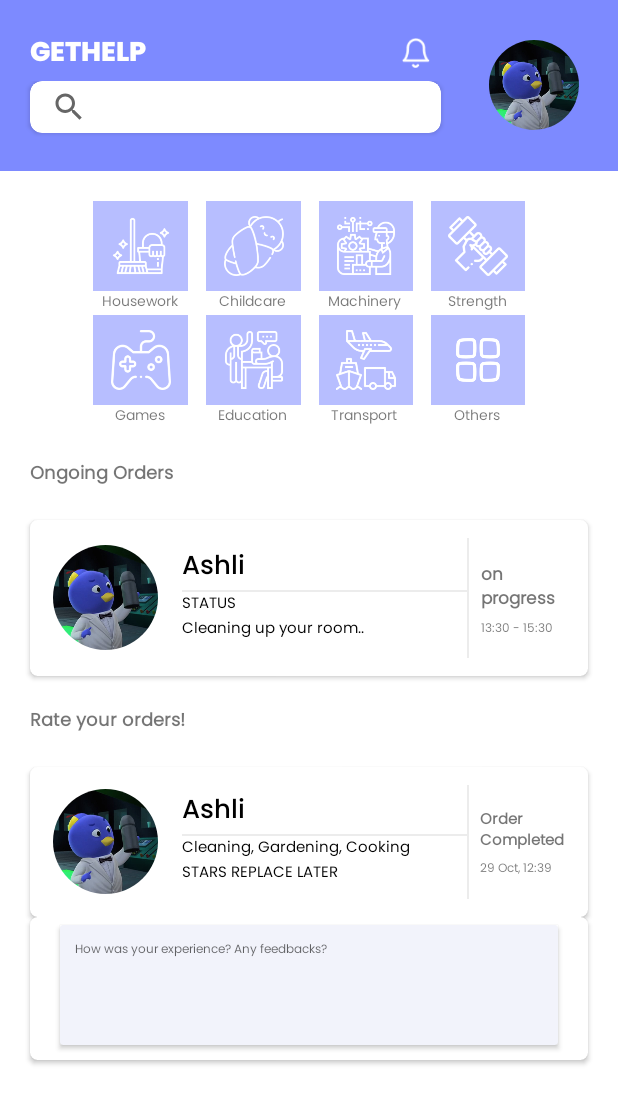
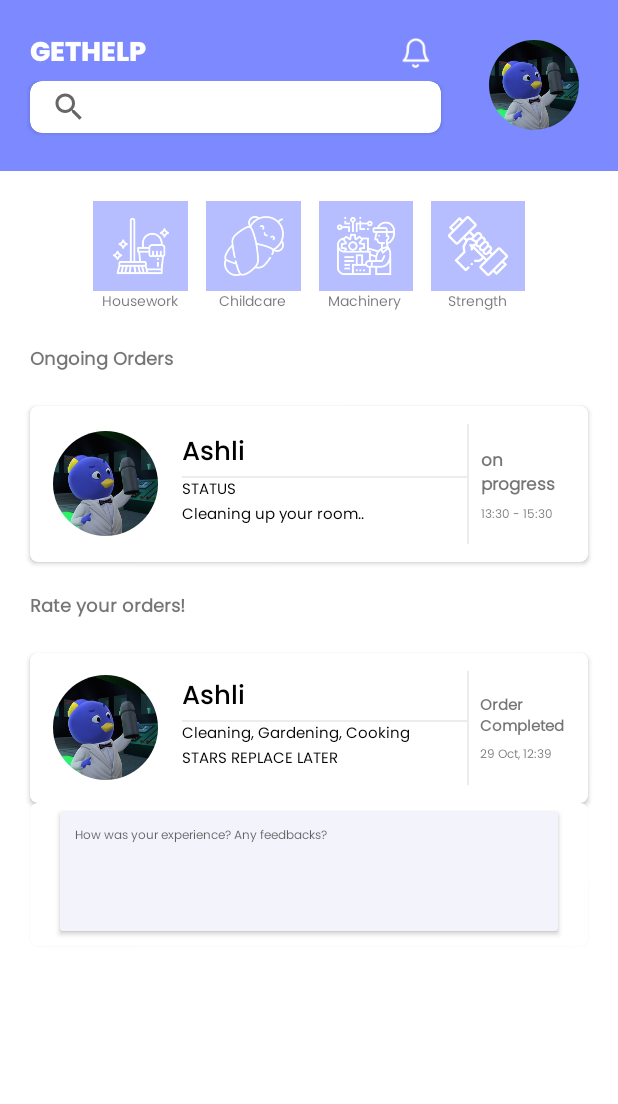
Before and after one commit to Teetinn/GETHELP, an Android app: the fragment HomeFragment shown on its own in the app's theme, on a phone screen of 412 x 824 dp. Shown: the top 1104 px of the screen. Run offline under Robolectric (Android 15) with nearby library versions, the phone set to English and light mode, and no system bars; our stand-ins replace CircleImageView.

Commit message:
coba benerin navbar category

```diff
--- a/app/src/main/java/id/ac/umn/uas_profile/MainActivity.java
+++ b/app/src/main/java/id/ac/umn/uas_profile/MainActivity.java
@@ -24,9 +24,6 @@ public class MainActivity extends AppCompatActivity {
     @Override
     protected void onCreate(Bundle savedInstanceState) {
         super.onCreate(savedInstanceState);
-
-//        View view = inflater.inflate(R.layout.fragment_home, container, false);
-//        ImageButton houseworkBtn = (ImageButton) view.findViewById(R.id.houseworkButton);
 
         binding = ActivityMainBinding.inflate(getLayoutInflater());
         setContentView(binding.getRoot());
--- a/app/src/main/res/layout/fragment_home.xml
+++ b/app/src/main/res/layout/fragment_home.xml
@@ -228,110 +228,7 @@
 
             </LinearLayout>
         <!--    End of 1st row category titles-->
-        <!--    Beginning of 2nd row category images-->
-                <LinearLayout
-                    android:layout_width="match_parent"
-                    android:layout_height="wrap_content"
-                    android:layout_marginRight="12dp"
-                    android:orientation="horizontal"
-                    android:paddingLeft="50dp"
-                    android:paddingRight="50dp"
-                    android:weightSum="4">
 
-
-                    <ImageButton
-                        android:layout_width="match_parent"
-                        android:layout_height="60dp"
-                        android:layout_marginLeft="12dp"
-                        android:layout_weight="1"
-                        android:scaleType="centerInside"
-                        android:adjustViewBounds="true"
-                        android:background="@color/iconColor"
-                        android:padding="10dp"
-                        android:src="@drawable/ic_games" />
-
-
-                    <ImageButton
-                        android:layout_width="match_parent"
-                        android:layout_height="60dp"
-                        android:layout_marginLeft="12dp"
-                        android:layout_weight="1"
-                        android:scaleType="centerInside"
-                        android:adjustViewBounds="true"
-                        android:background="@color/iconColor"
-                        android:padding="10dp"
-                        android:src="@drawable/ic_education" />
-
-                    <ImageButton
-                        android:layout_width="match_parent"
-                        android:layout_height="60dp"
-                        android:layout_marginLeft="12dp"
-                        android:layout_weight="1"
-                        android:scaleType="centerInside"
-                        android:adjustViewBounds="true"
-                        android:background="@color/iconColor"
-                        android:padding="10dp"
-                        android:src="@drawable/ic_transport" />
-
-                    <ImageButton
-                        android:layout_width="match_parent"
-                        android:layout_height="60dp"
-                        android:layout_marginLeft="12dp"
-                        android:layout_weight="1"
-                        android:scaleType="centerInside"
-                        android:adjustViewBounds="true"
-                        android:background="@color/iconColor"
-                        android:padding="15dp"
-                        android:src="@drawable/ic_others" />
-
-
-                </LinearLayout>
-                <!--    End of 2st row category images-->
-                <!--    Beginning of 2st row category title-->
-                <LinearLayout
-                    android:layout_width="match_parent"
-                    android:layout_height="wrap_content"
-                    android:layout_marginRight="12dp"
-                    android:orientation="horizontal"
-                    android:paddingLeft="50dp"
-                    android:paddingRight="50dp"
-                    android:weightSum="4">
-
-                    <TextView
-                        android:layout_width="44dp"
-                        android:layout_height="wrap_content"
-                        android:layout_marginLeft="12dp"
-                        android:layout_weight="1"
-                        android:gravity="center"
-                        android:text="Games"
-                        android:textSize="9dp" />
-                    <TextView
-                        android:layout_width="44dp"
-                        android:layout_height="wrap_content"
-                        android:layout_marginLeft="12dp"
-                        android:layout_weight="1"
-                        android:gravity="center"
-                        android:text="Education"
-                        android:textSize="9dp" />
-                    <TextView
-                        android:layout_width="44dp"
-                        android:layout_height="wrap_content"
-                        android:layout_marginLeft="12dp"
-                        android:layout_weight="1"
-                        android:gravity="center"
-                        android:text="Transport"
-                        android:textSize="9dp" />
-                    <TextView
-                        android:layout_width="44dp"
-                        android:layout_height="wrap_content"
-                        android:layout_marginLeft="12dp"
-                        android:layout_weight="1"
-                        android:gravity="center"
-                        android:text="Others"
-                        android:textSize="9dp" />
-
-                </LinearLayout>
-        <!--End of 2nd row category title-->
             </LinearLayout>
             <LinearLayout
                 android:layout_width="wrap_content"
--- a/app/src/main/res/navigation/mobile_navigation.xml
+++ b/app/src/main/res/navigation/mobile_navigation.xml
@@ -28,4 +28,10 @@
         android:name="id.ac.umn.uas_profile.ui.chat.ChatFragment"
         android:label="@string/chat"
         tools:layout="@layout/fragment_chat" />
+
+    <fragment
+        android:id="@+id/navigation_category"
+        android:name="id.ac.umn.uas_profile.CategoryActivity"
+        android:label="Category"
+        tools:layout="@layout/activity_category" />
 </navigation>
```
Also changed, not shown: app/src/main/java/id/ac/umn/uas_profile/ui/home/HomeFragment.java (+0 -8 lines).
